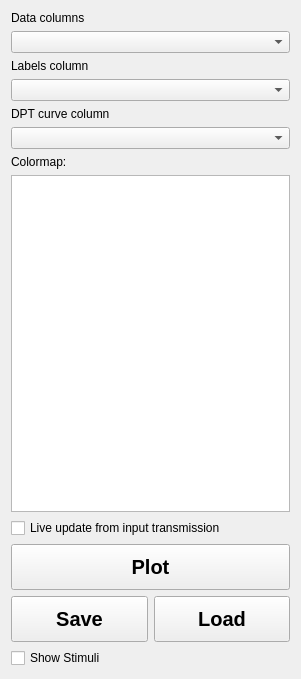
The window that mesmerize/plotting/widgets/heatmap/control_widget.ui (kushalkolar/MESmerize) describes before a commit, drawn with Qt 5.
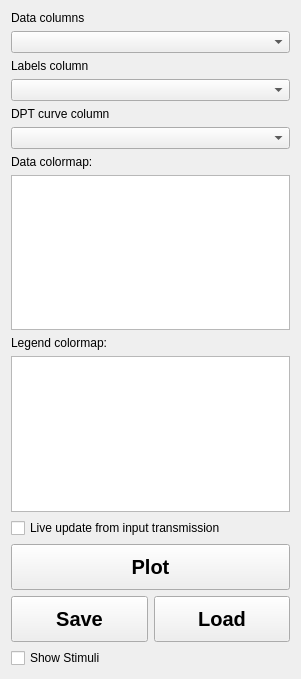
The same window after the commit. Custom widgets are drawn as their Qt base class.

```diff
--- a/mesmerize/plotting/widgets/heatmap/control_widget.ui
+++ b/mesmerize/plotting/widgets/heatmap/control_widget.ui
@@ -47,12 +47,22 @@
    <item>
     <widget class="QLabel" name="label">
      <property name="text">
-      <string>Colormap:</string>
+      <string>Data colormap:</string>
      </property>
     </widget>
    </item>
    <item>
-    <widget class="ColormapListWidget" name="listWidgetColorMaps"/>
+    <widget class="ColormapListWidget" name="listWidgetColorMapsData"/>
+   </item>
+   <item>
+    <widget class="QLabel" name="label_4">
+     <property name="text">
+      <string>Legend colormap:</string>
+     </property>
+    </widget>
+   </item>
+   <item>
+    <widget class="ColormapListWidget" name="listWidgetColorMapsLabels"/>
    </item>
    <item>
     <widget class="QCheckBox" name="checkBoxLiveUpdate">
```
